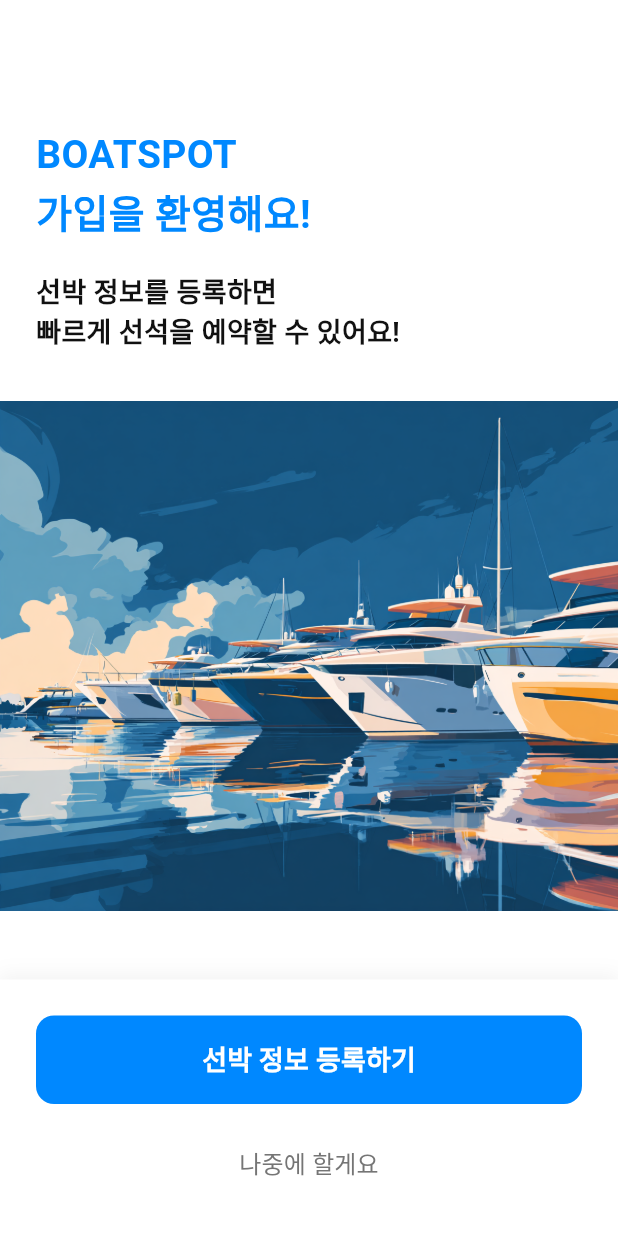
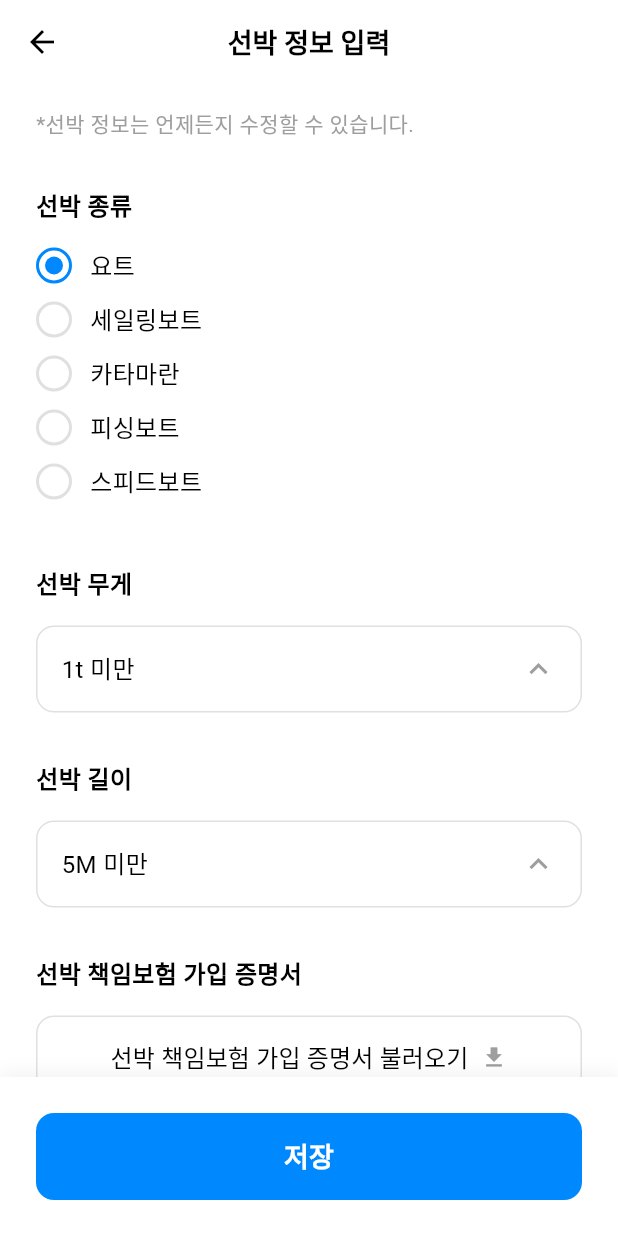
Before and after one commit to wildriver1105/allatonce, a Flutter app: the WelcomeScreen screen opened directly, after a tap on "선박 정보 등록하기", on a phone screen of 412 x 824 dp. Run offline on Flutter 3.47's test engine with Material 3 defaults, Android fonts, the phone set to English and light mode, and no system bars; our stand-ins replace file_picker, flutter_dotenv, flutter_svg, geolocator, google_maps_flutter, permission_handler and 1 more; missing offline and left inert: gpt_markdown; accounts and stored records are empty.

Commit message:
Almost there

```diff
--- a/lib/screens/main_screen.dart
+++ b/lib/screens/main_screen.dart
@@ -2,7 +2,7 @@ import 'package:flutter/material.dart';
 import '../constants/colors.dart';
 import 'home_screen.dart';
 import 'chat_screen.dart';
-import 'marina_service_screen.dart';
+import 'marina_service.dart';
 import 'profile_screen.dart';
 // import 'settings_screen.dart';
 
--- a/lib/screens/marina_service_screen.dart
+++ b/lib/screens/marina_service.dart
@@ -1,6 +1,6 @@
 import 'package:flutter/material.dart';
 import '../constants/colors.dart';
-import 'berth_reservation_screen.dart';
+import 'reservation.dart';
 
 class MarinaServiceScreen extends StatefulWidget {
   const MarinaServiceScreen({super.key});
@@ -42,7 +42,7 @@ class _MarinaServiceScreenState extends State<MarinaServiceScreen> {
         Navigator.push(
           context,
           MaterialPageRoute(
-            builder: (context) => const BerthReservationScreen(),
+            builder: (context) => const ReservationScreen(),
           ),
         );
       },
--- a/lib/screens/berth_reservation_screen.dart
+++ b/lib/screens/reservation.dart
@@ -1,15 +1,15 @@
 import 'package:flutter/material.dart';
 import '../constants/colors.dart';
-import 'schedule_selection_screen.dart';
+import '../widgets/schedule.dart';
 
-class BerthReservationScreen extends StatefulWidget {
-  const BerthReservationScreen({super.key});
+class ReservationScreen extends StatefulWidget {
+  const ReservationScreen({super.key});
 
   @override
-  State<BerthReservationScreen> createState() => _BerthReservationScreenState();
+  State<ReservationScreen> createState() => _ReservationScreenState();
 }
 
-class _BerthReservationScreenState extends State<BerthReservationScreen> {
+class _ReservationScreenState extends State<ReservationScreen> {
   String? selectedSchedule;
   String? boatInfo;
 
--- a/lib/screens/welcome.dart
+++ b/lib/screens/welcome.dart
@@ -1,5 +1,6 @@
 import 'package:flutter/material.dart';
-import '../constants/colors.dart';
+import '../widgets/boat_registration.dart';
+import 'reservation.dart';
 
 class WelcomeScreen extends StatelessWidget {
   const WelcomeScreen({super.key});
@@ -84,7 +85,12 @@ class WelcomeScreen extends StatelessWidget {
                       width: double.infinity,
                       child: ElevatedButton(
                         onPressed: () {
-                          // 선박 정보 등록 화면으로 이동
+                          Navigator.push(
+                            context,
+                            MaterialPageRoute(
+                              builder: (context) => const BoatRegistrationScreen(),
+                            ),
+                          );
                         },
                         style: ElevatedButton.styleFrom(
                           backgroundColor: Color(0xff0088FF),
@@ -108,7 +114,12 @@ class WelcomeScreen extends StatelessWidget {
                     // 나중에 할게요 버튼
                     TextButton(
                       onPressed: () {
-                        Navigator.pop(context);
+                        Navigator.pushReplacement(
+                          context,
+                          MaterialPageRoute(
+                            builder: (context) => const ReservationScreen(),
+                          ),
+                        );
                       },
                       child: Text(
                         '나중에 할게요',
--- /dev/null
+++ b/lib/widgets/boat_registration.dart
@@ -0,0 +1,498 @@
+import 'package:flutter/material.dart';
+import 'package:file_picker/file_picker.dart';
+import '../screens/reservation.dart';
+
+class BoatRegistrationScreen extends StatefulWidget {
+  const BoatRegistrationScreen({super.key});
+
+  @override
+  State<BoatRegistrationScreen> createState() => _BoatRegistrationScreenState();
+}
+
+class _BoatRegistrationScreenState extends State<BoatRegistrationScreen> {
+  String? selectedBoatType = '요트';
+  String? selectedWeight = '1t 미만';
+  String? selectedLength = '5M 미만';
+  PlatformFile? safetyDocumentFile;
+
+  final List<String> boatTypes = ['요트', '세일링보트', '카타마란', '피싱보트', '스피드보트'];
+  final List<String> weightOptions = [
+    '1t 미만',
+    '1t - 2t',
+    '2t - 3t',
+    '3t - 4t',
+    '4t - 5t',
+    '5t 이상'
+  ];
+  final List<String> lengthOptions = [
+    '5M 미만',
+    '5M - 6M',
+    '6M - 8M',
+    '8M - 10M',
+    '10M 이상'
+  ];
+
+  @override
+  Widget build(BuildContext context) {
+    return Scaffold(
+      backgroundColor: Colors.white,
+      appBar: AppBar(
+        backgroundColor: Colors.white,
+        elevation: 0,
+        leading: IconButton(
+          icon: const Icon(Icons.arrow_back, color: Colors.black),
+          onPressed: () => Navigator.pop(context),
+        ),
+        title: const Text(
+          '선박 정보 입력',
+          style: TextStyle(
+            color: Colors.black,
+            fontSize: 18,
+            fontWeight: FontWeight.bold,
+          ),
+        ),
+        centerTitle: true,
+      ),
+      body: SafeArea(
+        child: Column(
+          children: [
+            Expanded(
+              child: SingleChildScrollView(
+                padding: const EdgeInsets.symmetric(horizontal: 24.0),
+                child: Column(
+                  crossAxisAlignment: CrossAxisAlignment.start,
+                  children: [
+                    const SizedBox(height: 16),
+                    const Text(
+                      '*선박 정보는 언제든지 수정할 수 있습니다.',
+                      style: TextStyle(
+                        fontSize: 14,
+                        color: Colors.grey,
+                      ),
+                    ),
+                    const SizedBox(height: 32),
+                    // 선박 종류
+                    _buildBoatTypeSection(),
+                    const SizedBox(height: 32),
+                    // 선박 무게
+                    _buildWeightSection(),
+                    const SizedBox(height: 32),
+                    // 선박 길이
+                    _buildLengthSection(),
+                    const SizedBox(height: 32),
+                    // 선박 책임보험 가입 증명서
+                    _buildInsuranceSection(),
+                    const SizedBox(height: 32),
+                    // 안전 및 검역 서류
+                    _buildSafetySection(),
+                    const SizedBox(height: 40),
+                  ],
+                ),
+              ),
+            ),
+            // 저장 버튼
+            Container(
+              padding: const EdgeInsets.all(24.0),
+              decoration: BoxDecoration(
+                color: Colors.white,
+                boxShadow: [
+                  BoxShadow(
+                    color: Colors.black.withOpacity(0.05),
+                    spreadRadius: 1,
+                    blurRadius: 10,
+                    offset: const Offset(0, -2),
+                  ),
+                ],
+              ),
+              child: SizedBox(
+                width: double.infinity,
+                child: ElevatedButton(
+                  onPressed: () {
+                    // 저장 시 reservation 스크린으로 이동
+                    Navigator.of(context).pushReplacement(
+                      MaterialPageRoute(
+                        builder: (context) => const ReservationScreen(),
+                      ),
+                    );
+                    ScaffoldMessenger.of(context).showSnackBar(
+                      const SnackBar(
+                        content: Text('선박 정보가 저장되었습니다.'),
+                      ),
+                    );
+                  },
+                  style: ElevatedButton.styleFrom(
+                    backgroundColor: const Color(0xff0088FF),
+                    padding: const EdgeInsets.symmetric(vertical: 16),
+                    shape: RoundedRectangleBorder(
+                      borderRadius: BorderRadius.circular(12),
+                    ),
+                    elevation: 0,
+                  ),
+                  child: const Text(
+                    '저장',
+                    style: TextStyle(
+                      color: Colors.white,
+                      fontSize: 18,
+                      fontWeight: FontWeight.bold,
+                    ),
+                  ),
+                ),
+              ),
+            ),
+          ],
+        ),
+      ),
+    );
+  }
+
+  Widget _buildBoatTypeSection() {
+    return Column(
+      crossAxisAlignment: CrossAxisAlignment.start,
+      children: [
+        const Text(
+          '선박 종류',
+          style: TextStyle(
+            fontSize: 16,
+            fontWeight: FontWeight.bold,
+            color: Colors.black,
+          ),
+        ),
+        const SizedBox(height: 16),
+        ...boatTypes.map((type) => Padding(
+              padding: const EdgeInsets.only(bottom: 12),
+              child: InkWell(
+                onTap: () {
+                  setState(() {
+                    selectedBoatType = type;
+                  });
+                },
+                child: Row(
+                  children: [
+                    Container(
+                      width: 24,
+                      height: 24,
+                      decoration: BoxDecoration(
+                        shape: BoxShape.circle,
+                        border: Border.all(
+                          color: selectedBoatType == type
+                              ? const Color(0xff0088FF)
+                              : Colors.grey[300]!,
+                          width: 2,
+                        ),
+                      ),
+                      child: selectedBoatType == type
+                          ? Center(
+                              child: Container(
+                                width: 12,
+                                height: 12,
+                                decoration: const BoxDecoration(
+                                  shape: BoxShape.circle,
+                                  color: Color(0xff0088FF),
+                                ),
+                              ),
+                            )
+                          : null,
+                    ),
+                    const SizedBox(width: 12),
+                    Text(
+                      type,
+                      style: const TextStyle(
+                        fontSize: 16,
+                        color: Colors.black,
+                      ),
+                    ),
+                  ],
+                ),
+              ),
+            )),
+      ],
+    );
+  }
+
+  Widget _buildWeightSection() {
+    return Column(
+      crossAxisAlignment: CrossAxisAlignment.start,
+      children: [
+        const Text(
+          '선박 무게',
+          style: TextStyle(
+            fontSize: 16,
+            fontWeight: FontWeight.bold,
+            color: Colors.black,
+          ),
+        ),
+        const SizedBox(height: 16),
+        InkWell(
+          onTap: () => _showWeightPicker(),
+          child: Container(
+            padding: const EdgeInsets.symmetric(horizontal: 16, vertical: 16),
+            decoration: BoxDecoration(
+              border: Border.all(color: Colors.grey[300]!),
+              borderRadius: BorderRadius.circular(12),
+            ),
+            child: Row(
+              mainAxisAlignment: MainAxisAlignment.spaceBetween,
+              children: [
+                Text(
+                  selectedWeight ?? '선택하세요',
+                  style: TextStyle(
+                    fontSize: 16,
+                    color: selectedWeight != null
+                        ? Colors.black
+                        : Colors.grey[600],
+                  ),
+                ),
+                const Icon(
+                  Icons.keyboard_arrow_up,
+                  color: Colors.grey,
+                ),
+              ],
+            ),
+          ),
+        ),
+      ],
+    );
+  }
+
+  Widget _buildLengthSection() {
+    return Column(
+      crossAxisAlignment: CrossAxisAlignment.start,
+      children: [
+        const Text(
+          '선박 길이',
+          style: TextStyle(
+            fontSize: 16,
+            fontWeight: FontWeight.bold,
+            color: Colors.black,
+          ),
+        ),
+        const SizedBox(height: 16),
+        InkWell(
+          onTap: () => _showLengthPicker(),
+          child: Container(
+            padding: const EdgeInsets.symmetric(horizontal: 16, vertical: 16),
+            decoration: BoxDecoration(
+              border: Border.all(color: Colors.grey[300]!),
+              borderRadius: BorderRadius.circular(12),
+            ),
+            child: Row(
+              mainAxisAlignment: MainAxisAlignment.spaceBetween,
+              children: [
+                Text(
+                  selectedLength ?? '선택하세요',
+                  style: TextStyle(
+                    fontSize: 16,
+                    color: selectedLength != null
+                        ? Colors.black
+                        : Colors.grey[600],
+                  ),
+                ),
+                const Icon(
+                  Icons.keyboard_arrow_up,
+                  color: Colors.grey,
+                ),
+              ],
+            ),
+          ),
+        ),
+      ],
+    );
+  }
+
+  Widget _buildInsuranceSection() {
+    return Column(
+      crossAxisAlignment: CrossAxisAlignment.start,
+      children: [
+        const Text(
+          '선박 책임보험 가입 증명서',
+          style: TextStyle(
+            fontSize: 16,
+            fontWeight: FontWeight.bold,
+            color: Colors.black,
+          ),
+        ),
+        const SizedBox(height: 16),
+        ElevatedButton(
+          onPressed: () async {
+            // 파일 선택 기능 구현
+            FilePickerResult? result = await FilePicker.platform.pickFiles();
+            if (result != null && result.files.isNotEmpty) {
+              setState(() {
+                // 이 예시에서는 보험증서가 하나뿐이므로 safetyDocumentFile를 재사용하지 않고, 새 변수 사용 추천.
+                // 예시 간단화: insuranceDocumentFile이라는 별도 멤버 변수를 만들어 사용할 수도 있음.
+                // 여기서는 일단 safetyDocumentFile로 저장(구조 개선 필요 시 분리)
+                safetyDocumentFile = result.files.first;
+              });
+            }
+          },
+          style: ElevatedButton.styleFrom(
+            backgroundColor: Colors.white,
+            foregroundColor: Colors.black,
+            padding: const EdgeInsets.symmetric(horizontal: 16, vertical: 16),
+            shape: RoundedRectangleBorder(
+              borderRadius: BorderRadius.circular(12),
+              side: BorderSide(color: Colors.grey[300]!),
+            ),
+            elevation: 0,
+          ),
+          child: Row(
+            mainAxisAlignment: MainAxisAlignment.center,
+            children: [
+              Flexible(
+                child: Text(
+                  safetyDocumentFile != null
+                      ? safetyDocumentFile!.name
+                      : '선박 책임보험 가입 증명서 불러오기',
+                  style: const TextStyle(
+                    fontSize: 16,
+                    color: Colors.black,
+                  ),
+                  overflow: TextOverflow.ellipsis,
+                ),
+              ),
+              const SizedBox(width: 8),
+              Icon(
+                safetyDocumentFile != null ? Icons.check_circle : Icons.download,
+                color: safetyDocumentFile != null
+                    ? Colors.green
+                    : Colors.grey,
+              ),
+            ],
+          ),
+        ),
+      ],
+    );
+  }
+
+  Widget _buildSafetySection() {
+    return Column(
+      crossAxisAlignment: CrossAxisAlignment.start,
+      children: [
+        const Text(
+          '안전 및 검역 서류',
+          style: TextStyle(
+            fontSize: 16,
+            fontWeight: FontWeight.bold,
+            color: Colors.black,
+          ),
+        ),
+        const SizedBox(height: 16),
+        ElevatedButton(
+          onPressed: () async {
+            await _pickSafetyDocument();
+          },
+          style: ElevatedButton.styleFrom(
+            backgroundColor: Colors.white,
+            foregroundColor: Colors.black,
+            padding: const EdgeInsets.symmetric(horizontal: 16, vertical: 16),
+            shape: RoundedRectangleBorder(
+              borderRadius: BorderRadius.circular(12),
+              side: BorderSide(color: Colors.grey[300]!),
+            ),
+            elevation: 0,
+          ),
+          child: Row(
+            mainAxisAlignment: MainAxisAlignment.center,
+            children: [
+              Flexible(
+                child: Text(
+                  safetyDocumentFile != null
+                      ? safetyDocumentFile!.name
+                      : '선박검사증서 불러오기',
+                  style: const TextStyle(
+                    fontSize: 16,
+                    color: Colors.black,
+                  ),
+                  overflow: TextOverflow.ellipsis,
+                ),
+              ),
+              const SizedBox(width: 8),
+              Icon(
+                safetyDocumentFile != null ? Icons.check_circle : Icons.download,
+                color: safetyDocumentFile != null
+                    ? Colors.green
+                    : Colors.grey,
+              ),
+            ],
+          ),
+        ),
+      ],
+    );
+  }
+
+  Future<void> _pickSafetyDocument() async {
+    try {
+      FilePickerResult? result = await FilePicker.platform.pickFiles(
+        type: FileType.custom,
+        allowedExtensions: ['pdf', 'jpg', 'jpeg', 'png', 'doc', 'docx'],
+        allowMultiple: false,
+      );
+
+      if (result != null && result.files.single.path != null) {
+        setState(() {
+          safetyDocumentFile = result.files.single;
+        });
+
+        ScaffoldMessenger.of(context).showSnackBar(
+          SnackBar(
+            content: Text('파일이 선택되었습니다: ${result.files.single.name}'),
+            duration: const Duration(seconds: 2),
+          ),
+        );
+      }
+    } catch (e) {
+      ScaffoldMessenger.of(context).showSnackBar(
+        SnackBar(
+          content: Text('파일 선택 중 오류가 발생했습니다: $e'),
+          backgroundColor: Colors.red,
+        ),
+      );
+    }
+  }
+
+  void _showWeightPicker() {
+    showModalBottomSheet(
+      context: context,
+      builder: (context) => Container(
+        padding: const EdgeInsets.all(24),
+        child: Column(
+          mainAxisSize: MainAxisSize.min,
+          children: [
+            ...weightOptions.map((option) => ListTile(
+                  title: Text(option),
+                  onTap: () {
+                    setState(() {
+                      selectedWeight = option;
+                    });
+                    Navigator.pop(context);
+                  },
+                )),
+          ],
+        ),
+      ),
+    );
+  }
+
+  void _showLengthPicker() {
+    showModalBottomSheet(
+      context: context,
+      builder: (context) => Container(
+        padding: const EdgeInsets.all(24),
+        child: Column(
+          mainAxisSize: MainAxisSize.min,
+          children: [
+            ...lengthOptions.map((option) => ListTile(
+                  title: Text(option),
+                  onTap: () {
+                    setState(() {
+                      selectedLength = option;
+                    });
+                    Navigator.pop(context);
+                  },
+                )),
+          ],
+        ),
+      ),
+    );
+  }
+}
```
Also changed, not shown: lib/widgets/schedule.dart (renamed from lib/widgets/reservation.dart).
